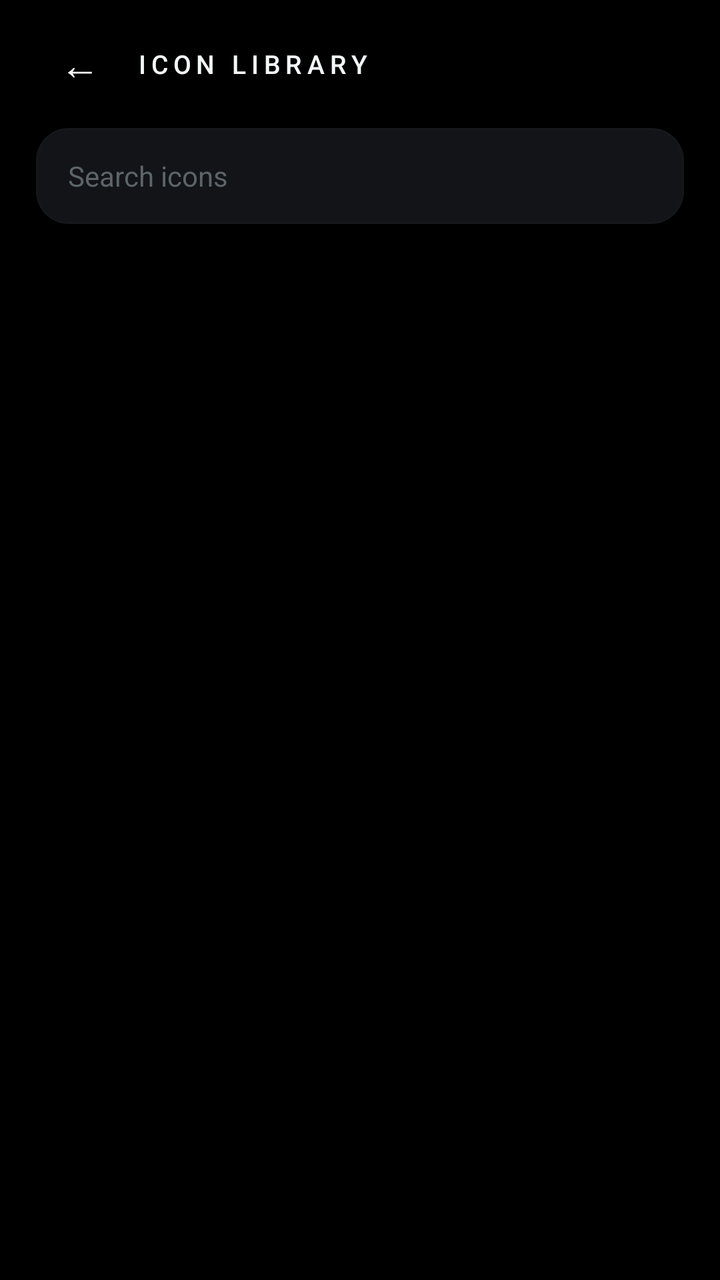
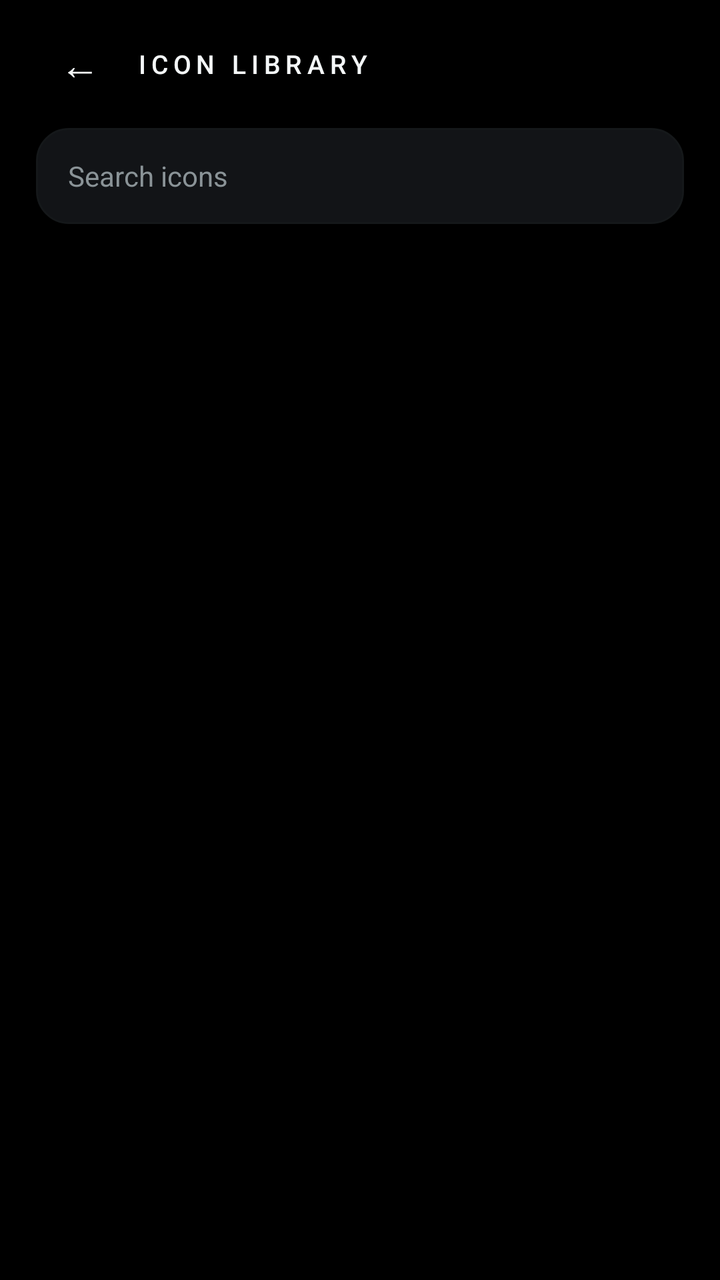

An Android layout rendered at two revisions. The XML below is the earlier revision; the diff shows what the commit changed to produce the second picture.
<!-- AndroidManifest.xml: application theme Theme.Matrix -->
<!-- res/layout/activity_library.xml -->
<?xml version="1.0" encoding="utf-8"?>
<FrameLayout xmlns:android="http://schemas.android.com/apk/res/android"
    android:id="@+id/root"
    android:layout_width="match_parent"
    android:layout_height="match_parent"
    android:background="@color/bg">

    <LinearLayout
        android:layout_width="match_parent"
        android:layout_height="match_parent"
        android:orientation="vertical"
        android:paddingStart="18dp"
        android:paddingTop="10dp"
        android:paddingEnd="18dp">

        <LinearLayout
            android:layout_width="match_parent"
            android:layout_height="wrap_content"
            android:gravity="center_vertical"
            android:orientation="horizontal">

            <TextView
                android:id="@+id/btnBack"
                android:layout_width="44dp"
                android:layout_height="44dp"
                android:background="?android:attr/selectableItemBackgroundBorderless"
                android:clickable="true"
                android:focusable="true"
                android:gravity="center"
                android:text="←"
                android:textColor="@color/text"
                android:textSize="20sp" />

            <TextView
                android:layout_width="0dp"
                android:layout_height="wrap_content"
                android:layout_marginStart="6dp"
                android:layout_weight="1"
                android:fontFamily="sans-serif-medium"
                android:letterSpacing="0.2"
                android:text="@string/lib_title"
                android:textColor="@color/text"
                android:textSize="13sp" />

            <TextView
                android:id="@+id/count"
                android:layout_width="wrap_content"
                android:layout_height="wrap_content"
                android:textColor="@color/text_faint"
                android:textSize="10sp" />
        </LinearLayout>

        <EditText
            android:id="@+id/search"
            android:layout_width="match_parent"
            android:layout_height="48dp"
            android:layout_marginTop="10dp"
            android:background="@drawable/bg_input"
            android:hint="@string/lib_search"
            android:imeOptions="actionSearch"
            android:inputType="text"
            android:paddingStart="16dp"
            android:paddingEnd="16dp"
            android:singleLine="true"
            android:textColor="@color/text"
            android:textColorHint="@color/text_faint"
            android:textSize="14sp" />

        <GridView
            android:id="@+id/grid"
            android:layout_width="match_parent"
            android:layout_height="0dp"
            android:layout_marginTop="8dp"
            android:layout_weight="1"
            android:clipToPadding="false"
            android:columnWidth="76dp"
            android:horizontalSpacing="0dp"
            android:listSelector="@android:color/transparent"
            android:numColumns="4"
            android:paddingTop="4dp"
            android:paddingBottom="20dp"
            android:scrollbars="none"
            android:stretchMode="columnWidth"
            android:verticalSpacing="0dp" />

        <TextView
            android:id="@+id/empty"
            android:layout_width="match_parent"
            android:layout_height="wrap_content"
            android:layout_marginTop="24dp"
            android:gravity="center"
            android:text="@string/lib_empty"
            android:textColor="@color/text_faint"
            android:textSize="12sp"
            android:visibility="gone" />
    </LinearLayout>
</FrameLayout>
<!-- resources referenced by this layout -->
<resources>
  <color name="bg">#FF000000</color>
  <color name="text">#FFF4F7F8</color>
  <color name="text_faint">#FF5C6569</color>
  <!-- drawable bg_input (drawable) -->
  <shape xmlns:android="http://schemas.android.com/apk/res/android" android:shape="rectangle">
      <corners android:radius="16dp" />
      <solid android:color="@color/surface_alt" />
      <stroke android:width="1dp" android:color="@color/stroke_soft" />
  </shape>
  <string name="lib_empty">No icons match that search.</string>
  <string name="lib_search">Search icons</string>
  <string name="lib_title">ICON LIBRARY</string>
  <style name="Theme.Matrix" parent="@android:style/Theme.Material.NoActionBar">
          <item name="android:windowBackground">@color/bg</item>
          <item name="android:colorBackground">@color/bg</item>
          <item name="android:windowNoTitle">true</item>
          <item name="android:colorAccent">@color/accent</item>
          <item name="android:colorControlActivated">@color/accent</item>
          <item name="android:textColorPrimary">@color/text</item>
          <item name="android:textColorSecondary">@color/text_dim</item>
          <item name="android:textColorHint">@color/text_faint</item>
          <item name="android:alertDialogTheme">@style/Matrix.Dialog</item>
          <item name="android:statusBarColor">@android:color/transparent</item>
          <item name="android:navigationBarColor">@android:color/transparent</item>
          <item name="android:windowLightStatusBar">false</item>
          <item name="android:windowLightNavigationBar">false</item>
          <item name="android:windowDrawsSystemBarBackgrounds">true</item>
          <item name="android:windowLayoutInDisplayCutoutMode">shortEdges</item>
          <item name="android:windowActionModeOverlay">true</item>
          <item name="android:windowContentTransitions">false</item>
          <item name="android:windowActivityTransitions">false</item>
          <item name="android:windowAnimationStyle">@null</item>
      </style>
  <color name="surface_alt">#FF121417</color>
  <color name="stroke_soft">#FF15181A</color>
  <color name="text_dim">#FF8A9397</color>
  <style name="Matrix.Dialog" parent="@android:style/Theme.Material.Dialog.Alert">
          <item name="android:windowBackground">@drawable/bg_dialog</item>
          <item name="android:colorAccent">@color/accent</item>
          <item name="android:textColorPrimary">@color/text</item>
          <item name="android:textColorSecondary">@color/text_dim</item>
          <item name="android:windowNoTitle">false</item>
          <item name="android:backgroundDimAmount">0.72</item>
      </style>
  <!-- drawable bg_dialog (drawable) -->
  <shape xmlns:android="http://schemas.android.com/apk/res/android" android:shape="rectangle">
      <corners android:radius="28dp" />
      <solid android:color="@color/surface" />
      <stroke android:width="1dp" android:color="@color/stroke" />
      <padding android:left="4dp" android:top="4dp" android:right="4dp" android:bottom="4dp" />
  </shape>
  <color name="surface">#FF0A0B0C</color>
  <color name="stroke">#FF1E2225</color>
</resources>

<!-- the commit's change to res/layout/activity_library.xml (unified diff, before → after) -->
@@ -63,7 +63,7 @@
             android:paddingEnd="16dp"
             android:singleLine="true"
             android:textColor="@color/text"
-            android:textColorHint="@color/text_faint"
+            android:textColorHint="@color/text_dim"
             android:textSize="14sp" />
 
         <GridView
<!-- resource entries referenced after the edit -->
@@ -2,7 +2,7 @@
 <resources>
   <color name="bg">#FF000000</color>
   <color name="text">#FFF4F7F8</color>
-  <color name="text_faint">#FF5C6569</color>
+  <color name="text_faint">#FF7C868B</color>
   <!-- drawable bg_input (drawable) -->
   <shape xmlns:android="http://schemas.android.com/apk/res/android" android:shape="rectangle">
       <corners android:radius="16dp" />
